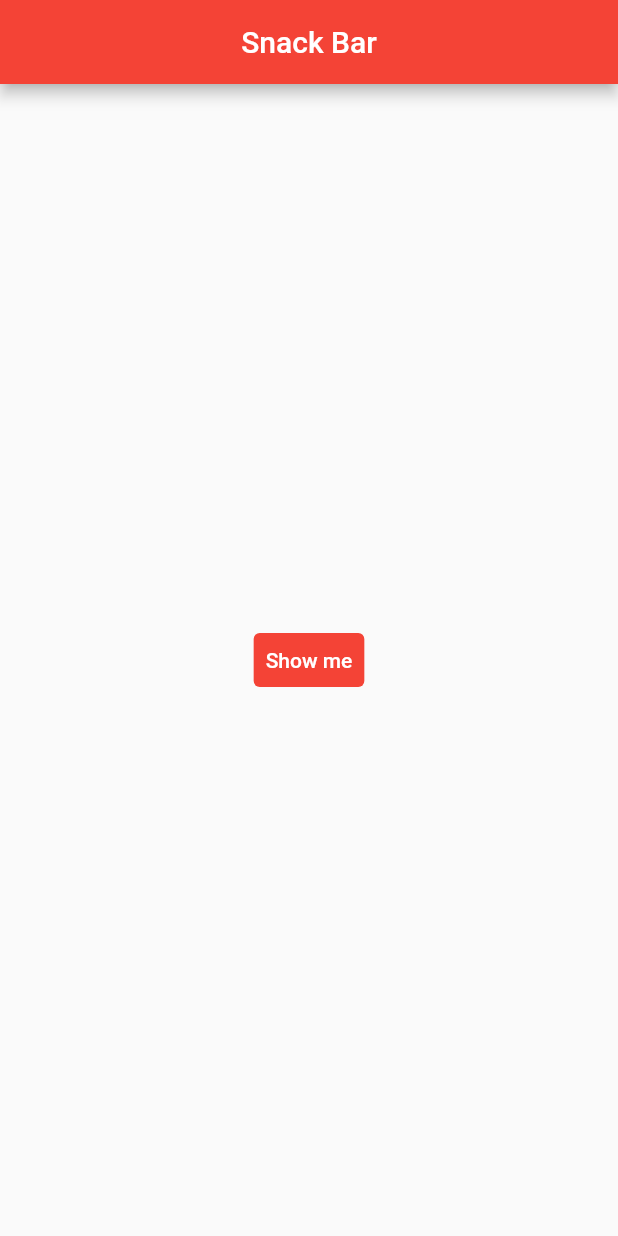
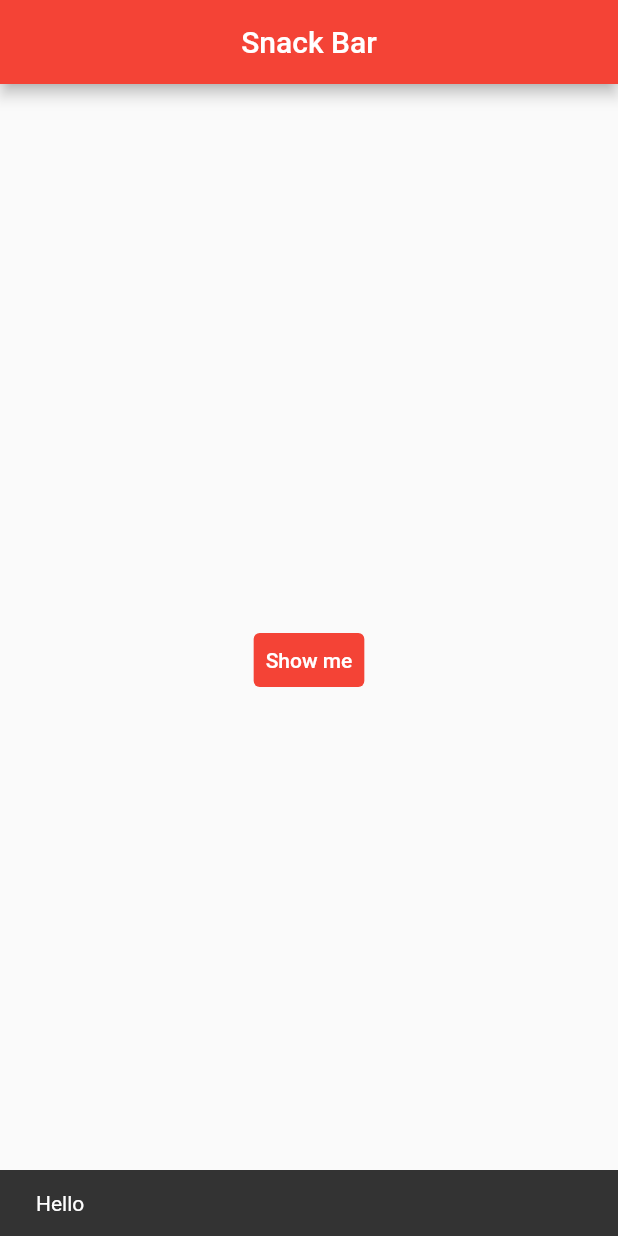
Before and after one commit to abc20210708/first_flutter_app, a Flutter app: the screen it shows after launch, after a tap on "Show me", on a phone screen of 412 x 824 dp. Run offline on Flutter 3.47's test engine with Material 2 defaults, Android fonts, the phone set to English and light mode, and no system bars.

```diff
--- a/lib/main.dart
+++ b/lib/main.dart
@@ -27,24 +27,24 @@ class MyPage extends StatelessWidget {
           title: Text("Snack Bar"),
           centerTitle: true,
         ),
-      body: Center(
-        //FlatButton 참고 블로그 https://learncom1234.tistory.com/24
-
-        child: TextButton(onPressed: ()
-        {
+        body: Builder(
+          builder: (BuildContext ctx) {
+            return Center(
+              child: TextButton(
+                onPressed: () {
+                  ScaffoldMessenger.of(ctx).showSnackBar(SnackBar(
+                    content: Text("Hello"),
+                  ));
                   print("text button");
                 },
                 child: Text(
                   "Show me",
-              style: TextStyle(
-                color: Colors.white
+                  style: TextStyle(color: Colors.white),
                 ),
-            ),
-            style: TextButton.styleFrom(
-            backgroundColor: Colors.red
-        ),
-        )
+                style: TextButton.styleFrom(backgroundColor: Colors.red),
               ),
             );
+          },
+        ));
   }
 }
```
Lines whose indentation alone changed are shown as unchanged.
